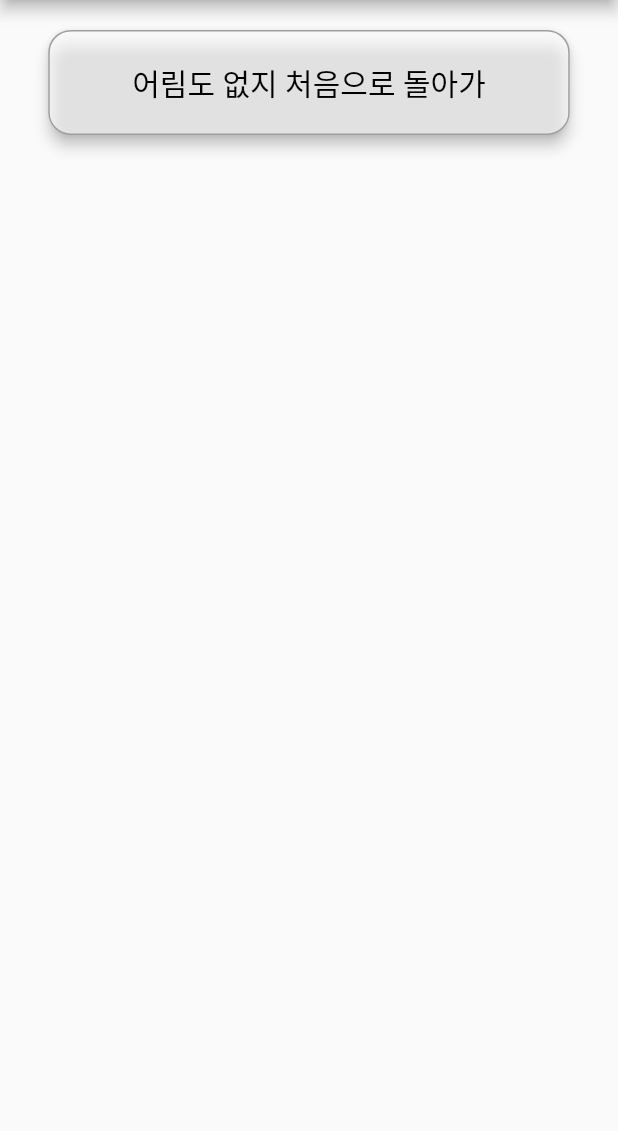
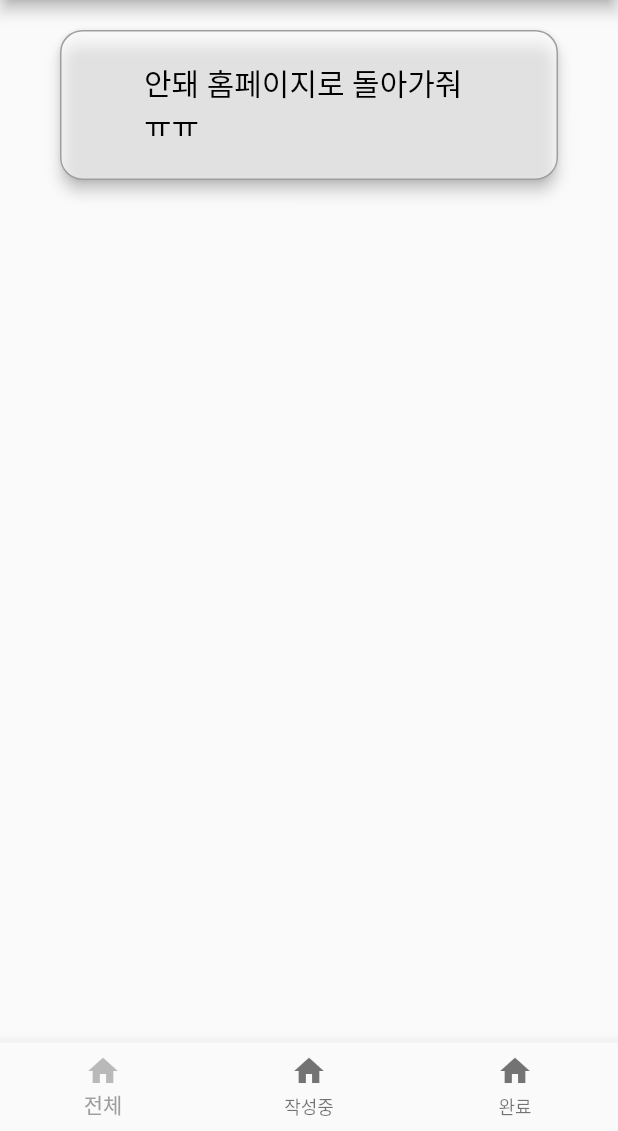
Before and after one commit to sumin04/amuz-flutter-project-1, a Flutter app: the SecondPage screen opened directly with empty values, on a phone screen of 412 x 824 dp, the part 105-1236 px from its top. Run offline on Flutter 3.47's test engine with Material 2 defaults, Android fonts, the phone set to English and light mode, and no system bars; our stand-ins replace get, go_router.

Commit message:
Second Page - BottomNavigationBar 이용해서 3개로 나누기

```diff
--- a/lib/pages/second_page.dart
+++ b/lib/pages/second_page.dart
@@ -1,9 +1,13 @@
 
-// ignore_for_file: unused_import
+// ignore_for_file: unused_import, prefer_final_fields
 
 import 'package:flutter/material.dart';
 import 'package:go_router/go_router.dart';
 import 'package:provider_app/pages/home_page.dart';
+
+import 'second_page1.dart';
+import 'second_page2.dart';
+import 'second_page3.dart';
 
 class SecondPage extends StatefulWidget {
   final String userId;
@@ -12,6 +16,13 @@ class SecondPage extends StatefulWidget {
   SecondPageState createState() => SecondPageState();
 }
 class SecondPageState extends State<SecondPage> {
+  var _index = 0;
+  var _pages = [
+    Page1(),
+    Page2(),
+    Page3(),
+  ];
+
   @override
   Widget build(BuildContext context) => Scaffold(
     appBar: AppBar(title: const Text('Post List Page'),
@@ -21,36 +32,116 @@ class SecondPageState extends State<SecondPage> {
         icon: Icon(Icons.arrow_back_ios),
         // 뒤로가기 버튼
         onPressed: () {
-          // Navigator.pop(context);
           context.go('/first');
         }
       ),
     ),
-    body: Container(
-      margin: EdgeInsets.symmetric(vertical: 20.0),
-      alignment: Alignment.center,
-      child: Column(
-        children: <Widget>[
-          ElevatedButton(
-            style: ElevatedButton.styleFrom(
-                backgroundColor: Colors.white60,
-                side: BorderSide(width:1, color:Colors.grey), //border width and color
-                elevation: 4,
-                shape: RoundedRectangleBorder(
-                    borderRadius: BorderRadius.circular(15)
-                )
-            ),
-            onPressed: () => context.go('/'),
-            child: Container(
-              padding: EdgeInsets.fromLTRB(40, 20, 40, 20),
-              child: Text('어림도 없지 처음으로 돌아가',
-                style: TextStyle(fontWeight: FontWeight.normal,fontSize: 20, color: Colors.black),
-              ),
-            ),
-          ),
-          const SizedBox(height: 10,),
-        ],
+    body: _pages[_index],
+    bottomNavigationBar: BottomNavigationBar(
+      selectedIconTheme: IconThemeData(
+        color: Colors.black26,
       ),
+      selectedItemColor: Colors.grey,
+      onTap: (index){
+        setState(() {
+          _index = index;
+        });
+      },
+      currentIndex: _index,
+      items: <BottomNavigationBarItem>[
+        // 하단 탭 메뉴 구성
+        BottomNavigationBarItem(
+            label: '전체',
+            icon: Icon(Icons.home)
+        ),
+        BottomNavigationBarItem(
+            label: '작성중',
+            icon: Icon(Icons.home)
+        ),
+        BottomNavigationBarItem(
+            label: '완료',
+            icon: Icon(Icons.home)
+        ),
+      ],
     ),
   );
 }
+
+// class SecondPage extends StatefulWidget {
+//   final String userId;
+//   const SecondPage({Key? key, required this.userId}) : super(key: key);
+//   @override
+//   SecondPageState createState() => SecondPageState();
+// }
+// class SecondPageState extends State<SecondPage> {
+//   var _index = 0;
+//
+//   @override
+//   Widget build(BuildContext context) => Scaffold(
+//     appBar: AppBar(title: const Text('Post List Page'),
+//       toolbarHeight: 70,
+//       backgroundColor: Colors.black54,
+//       leading: IconButton(
+//           icon: Icon(Icons.arrow_back_ios),
+//           // 뒤로가기 버튼
+//           onPressed: () {
+//             // Navigator.pop(context);
+//             context.go('/first');
+//           }
+//       ),
+//     ),
+//     body: Container(
+//       margin: EdgeInsets.symmetric(vertical: 20.0),
+//       alignment: Alignment.center,
+//       child: Column(
+//         children: <Widget>[
+//           ElevatedButton(
+//             style: ElevatedButton.styleFrom(
+//                 backgroundColor: Colors.white60,
+//                 side: BorderSide(width:1, color:Colors.grey), //border width and color
+//                 elevation: 4,
+//                 shape: RoundedRectangleBorder(
+//                     borderRadius: BorderRadius.circular(15)
+//                 )
+//             ),
+//             onPressed: () => context.go('/'),
+//             child: Container(
+//               padding: EdgeInsets.fromLTRB(40, 20, 40, 20),
+//               child: Text('안돼 홈페이지로 돌아가',
+//                 style: TextStyle(fontWeight: FontWeight.normal,fontSize: 20, color: Colors.black),
+//               ),
+//             ),
+//           ),
+//           const SizedBox(height: 10,),
+//         ],
+//       ),
+//     ),
+//     bottomNavigationBar: BottomNavigationBar(
+//       selectedIconTheme: IconThemeData(
+//         color: Colors.black26,
+//       ),
+//       selectedItemColor: Colors.grey,
+//       onTap: (index){
+//         setState(() {
+//           _index = index;
+//         });
+//       },
+//       currentIndex: _index,
+//       items: <BottomNavigationBarItem>[
+//         // 하단 탭 메뉴 구성
+//         BottomNavigationBarItem(
+//             label: '전체',
+//             icon: Icon(Icons.home)
+//         ),
+//         BottomNavigationBarItem(
+//             label: '작성중',
+//             icon: Icon(Icons.home)
+//         ),
+//         BottomNavigationBarItem(
+//             label: '완료',
+//             icon: Icon(Icons.home)
+//         ),
+//       ],
+//     ),
+//   );
+// }
--- /dev/null
+++ b/lib/pages/second_page1.dart
@@ -0,0 +1,39 @@
+
+// ignore_for_file: unused_import, use_key_in_widget_constructors
+
+import 'package:flutter/material.dart';
+import 'package:go_router/go_router.dart';
+import 'package:provider_app/pages/home_page.dart';
+
+class Page1 extends StatelessWidget {
+
+  @override
+  Widget build(BuildContext context) {
+    return Container(
+      margin: EdgeInsets.fromLTRB(40, 20, 40, 20),
+      alignment: Alignment.center,
+      child: Column(
+        children: <Widget>[
+          ElevatedButton(
+            style: ElevatedButton.styleFrom(
+                backgroundColor: Colors.white60,
+                side: BorderSide(width:1, color:Colors.grey), //border width and color
+                elevation: 4,
+                shape: RoundedRectangleBorder(
+                    borderRadius: BorderRadius.circular(15)
+                )
+            ),
+            onPressed: () => context.go('/'),
+            child: Container(
+              padding: EdgeInsets.fromLTRB(40, 20, 40, 20),
+              child: Text('안돼 홈페이지로 돌아가줘 ㅠㅠ',
+                style: TextStyle(fontWeight: FontWeight.normal,fontSize: 20, color: Colors.black),
+              ),
+            ),
+          ),
+          const SizedBox(height: 10,),
+        ],
+      ),
+    );
+  }
+}
```
Also changed, not shown: lib/indicator_widget.dart (deleted, +0 -86 lines), lib/pages/second_page2.dart (added, +39 -0 lines), lib/pages/second_page3.dart (added, +19 -0 lines).
